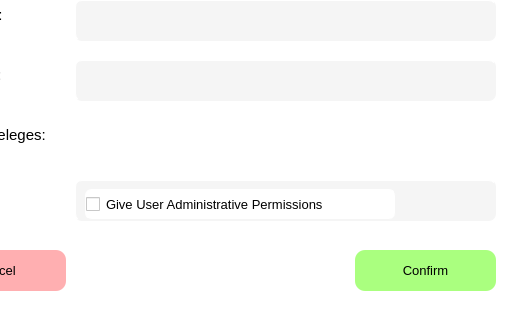
Old version of the form gui/ui_files/UF_EditUser.ui in the repository ZachThornee/3K04PaceMaker; both pictures show x 95 to 611 and y 280 to 600 of the 611 by 600 pixel window.
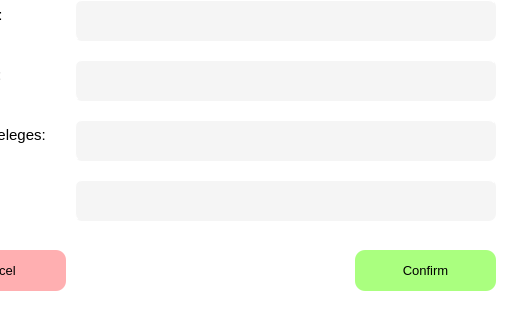
New version of the form.

Patch:
```diff
--- a/gui/ui_files/UF_EditUser.ui
+++ b/gui/ui_files/UF_EditUser.ui
@@ -276,29 +276,22 @@
      <string>&lt;html&gt;&lt;head/&gt;&lt;body&gt;&lt;p&gt;&lt;span style=&quot; font-size:11pt;&quot;&gt;Last Name:&lt;/span&gt;&lt;/p&gt;&lt;/body&gt;&lt;/html&gt;</string>
     </property>
    </widget>
-   <widget class="QCheckBox" name="CB_Admin">
+   <widget class="QLineEdit" name="TB_Admin">
     <property name="geometry">
      <rect>
-      <x>180</x>
-      <y>469</y>
-      <width>311</width>
-      <height>31</height>
+      <x>170</x>
+      <y>400</y>
+      <width>421</width>
+      <height>41</height>
      </rect>
     </property>
-    <property name="font">
-     <font>
-      <pointsize>10</pointsize>
-     </font>
-    </property>
     <property name="styleSheet">
-     <string notr="true">BORDER-COLOR: rgb(245, 245, 245);
+     <string notr="true">BACKGROUND-COLOR: rgb(245, 245, 245);
+BORDER-COLOR: rgb(245, 245, 245);
 BORDER-RADIUS: 7px;
 BORDER-WIDTH: 1px;
 BORDER-STYLE: outset;</string>
     </property>
-    <property name="text">
-     <string>Give User Administrative Permissions</string>
-    </property>
    </widget>
    <widget class="QLabel" name="LAB_Email">
     <property name="geometry">
```
